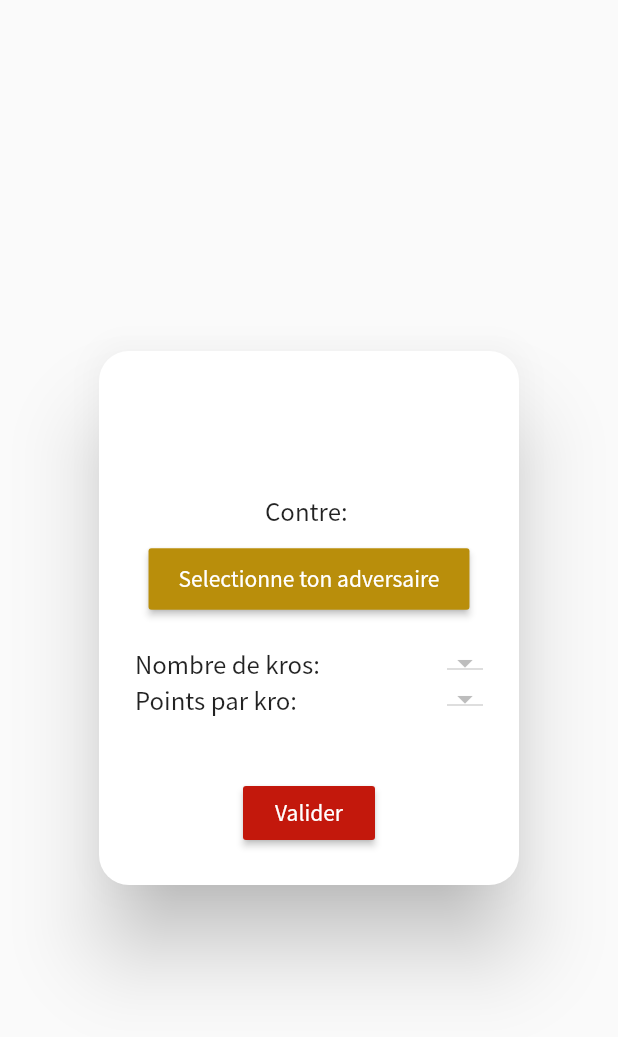
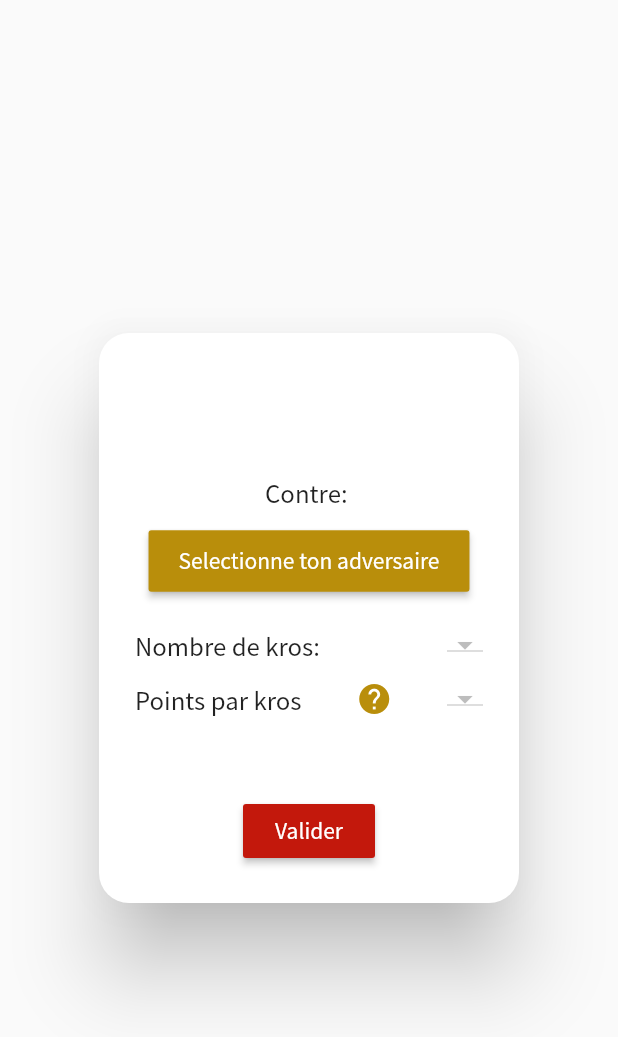
Before and after one commit to PAUVRE-Charlie/caps_app, a Flutter app: the AlertDialogNewMatch widget shown alone on an empty page, opened directly with empty values, on a phone screen of 412 x 824 dp. Shown: the top 1037 px of the screen. Run offline on Flutter 3.47's test engine with Material 2 defaults, Android fonts, the light colour scheme and no system bars; our stand-ins replace auto_size_text, cloud_firestore, firebase_auth, firebase_core; accounts and stored records are empty.

Commit message:
help button for "points par kros"

```diff
--- a/lib/components/register.dart
+++ b/lib/components/register.dart
@@ -105,7 +105,6 @@ class _RegisterState extends State<Register> {
                         });
 
                         for (Capseur capseur in capseurs) {
-                          print(capseur.username);
                           if (capseur.username == username)
                             setState(() {
                               loading = false;
--- a/lib/models/game.dart
+++ b/lib/models/game.dart
@@ -296,6 +296,7 @@ class AlertDialogNewMatch extends StatefulWidget {
 
 class _AlertDialogNewMatchState extends State<AlertDialogNewMatch> {
   Capseur opponent;
+  bool showingHelp;
 
   void _showUserList({Function selectOpponent}) {
     showModalBottomSheet(
@@ -316,6 +317,7 @@ class _AlertDialogNewMatchState extends State<AlertDialogNewMatch> {
   @override
   void initState() {
     opponent = widget.capseur2 ?? null;
+    showingHelp = false;
     super.initState();
   }
 
@@ -364,8 +366,33 @@ class _AlertDialogNewMatchState extends State<AlertDialogNewMatch> {
             ),
             Row(
               mainAxisAlignment: MainAxisAlignment.spaceBetween,
-              children: [Text("Points par kro:"), widget.pointsPerBottleDialog],
+              children: [
+                Text("Points par kros"),
+                IconButton(
+                    icon: Icon(
+                      showingHelp ? Icons.keyboard_arrow_up : Icons.help,
+                      color: kSecondaryColor,
+                    ),
+                    onPressed: () {
+                      setState(() {
+                        showingHelp = !showingHelp;
+                      });
+                    }),
+                widget.pointsPerBottleDialog
+              ],
             ),
+            if (showingHelp)
+              Container(
+                decoration: BoxDecoration(
+                  border: Border.all(width: 1, color: Colors.grey[100]),
+                ),
+                padding: EdgeInsets.all(5),
+                child: Text(
+                  "Par exemple, si vous choisissez 4 points par kro, à chaque fois qu'un joueur gagne un point, le joueur adverse doit boire un quart de sa kro. Et donc au bout de 4 points, le joueur doit finir sa kro et en entamer une autre.",
+                  textAlign: TextAlign.justify,
+                  style: TextStyle(color: Colors.grey, fontSize: 12),
+                ),
+              ),
             SizedBox(
               height: 40,
             ),
```
